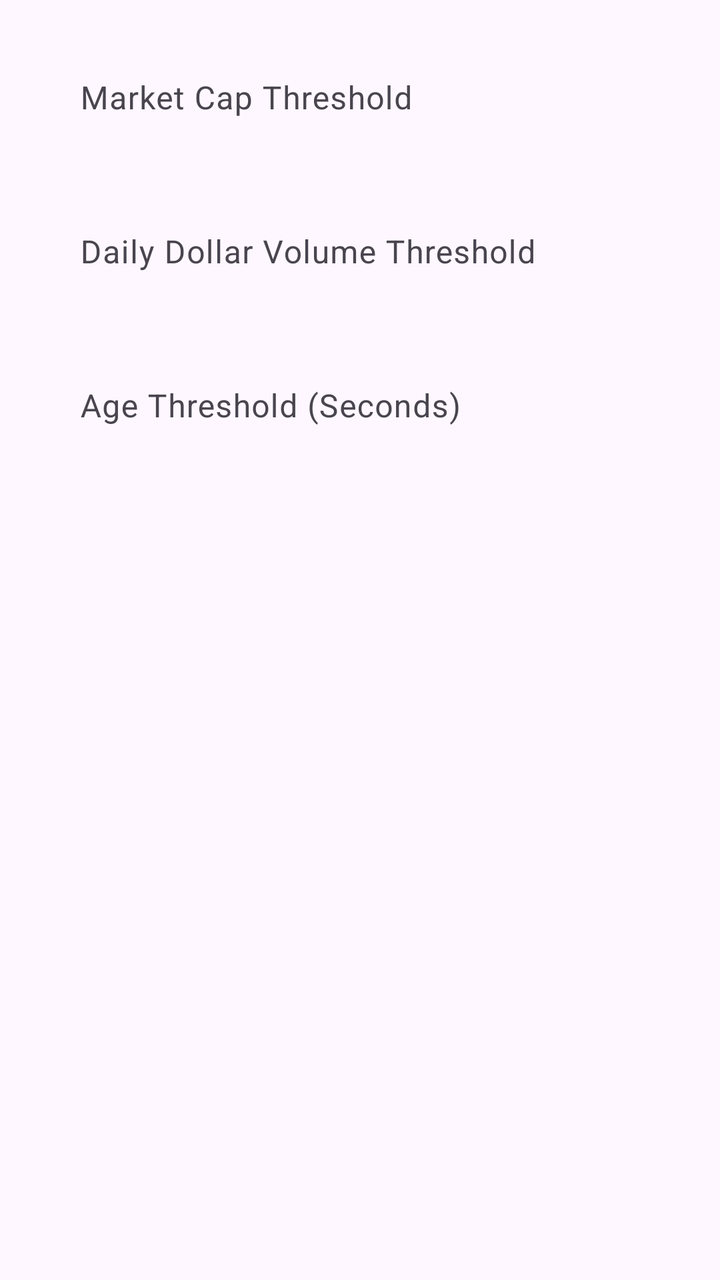
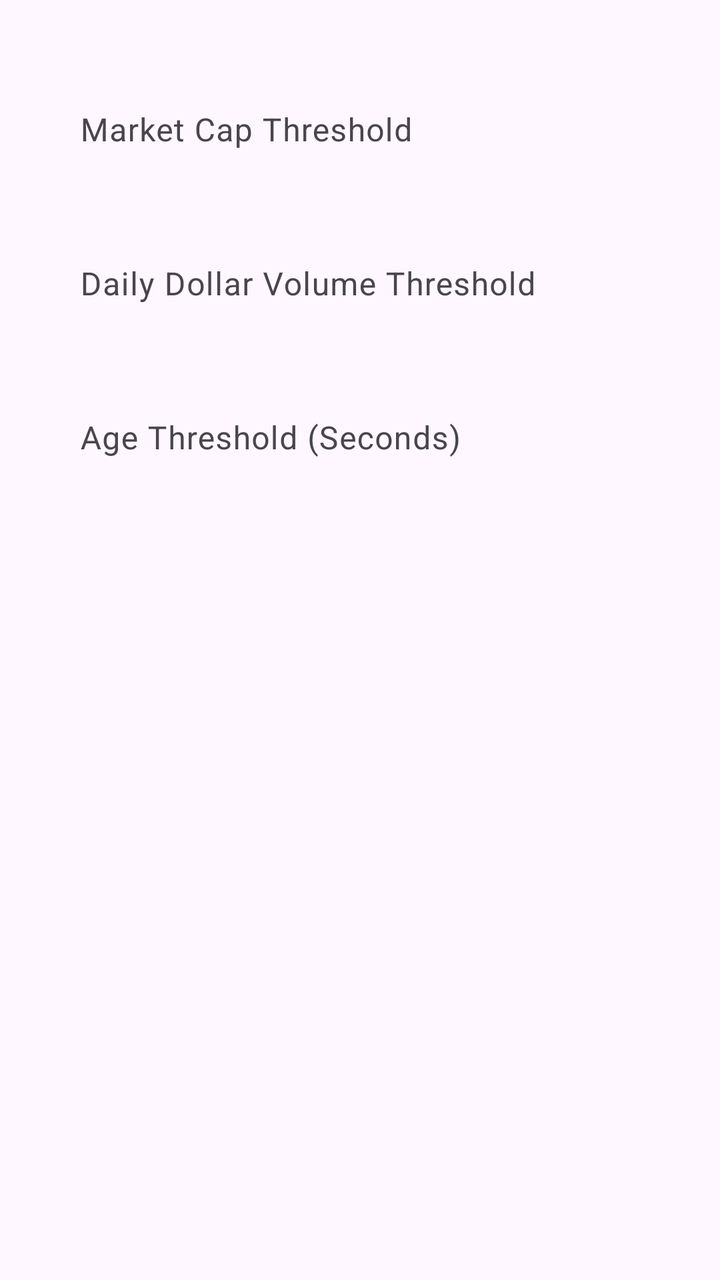

Screens rendered from an Android XML layout before and after an edit, with the pre-edit source and the edit as a unified diff.
<!-- AndroidManifest.xml: application theme Theme.Investment -->
<!-- res/layout/dialog_thresholds.xml -->
<?xml version="1.0" encoding="utf-8"?>
<LinearLayout xmlns:android="http://schemas.android.com/apk/res/android"
    xmlns:app="http://schemas.android.com/apk/res-auto"
    android:layout_width="match_parent"
    android:layout_height="wrap_content"
    android:orientation="vertical"
    android:paddingHorizontal="24dp"
    android:paddingVertical="16dp">

    <com.google.android.material.textfield.TextInputLayout
        android:layout_width="match_parent"
        android:layout_height="wrap_content"
        android:orientation="horizontal"
        android:layout_marginBottom="16dp"
        app:endIconMode="clear_text">

        <com.google.android.material.textfield.TextInputEditText
            android:id="@+id/marketCapThresholdInput"
            android:layout_width="match_parent"
            android:layout_height="match_parent"
            android:hint="@string/market_cap_threshold"
            android:textColorHint="@color/off_white"
            android:textColor="@color/white"
            android:background="@color/transparent"
            android:inputType="number"
            android:maxLines="1"
            android:paddingStart="16dp"
            android:paddingEnd="16dp"
            android:importantForAutofill="no" />

    </com.google.android.material.textfield.TextInputLayout>

    <com.google.android.material.textfield.TextInputLayout
        android:layout_width="match_parent"
        android:layout_height="wrap_content"
        android:orientation="horizontal"
        android:layout_marginBottom="16dp"
        app:endIconMode="clear_text">

        <com.google.android.material.textfield.TextInputEditText
            android:id="@+id/dailyDollarVolumeThresholdInput"
            android:layout_width="match_parent"
            android:layout_height="match_parent"
            android:hint="@string/daily_dollar_volume_threshold"
            android:textColorHint="@color/off_white"
            android:textColor="@color/white"
            android:background="@color/transparent"
            android:inputType="number"
            android:maxLines="1"
            android:paddingStart="16dp"
            android:paddingEnd="16dp"
            android:importantForAutofill="no" />

    </com.google.android.material.textfield.TextInputLayout>

    <com.google.android.material.textfield.TextInputLayout
        android:layout_width="match_parent"
        android:layout_height="wrap_content"
        android:orientation="horizontal"
        app:endIconMode="clear_text">

        <com.google.android.material.textfield.TextInputEditText
            android:id="@+id/ageInSecondsThresholdInput"
            android:layout_width="match_parent"
            android:layout_height="match_parent"
            android:hint="@string/age_in_seconds_threshold"
            android:textColorHint="@color/off_white"
            android:textColor="@color/white"
            android:background="@color/transparent"
            android:inputType="number"
            android:maxLines="1"
            android:paddingStart="16dp"
            android:paddingEnd="16dp"
            android:importantForAutofill="no" />

    </com.google.android.material.textfield.TextInputLayout>
</LinearLayout>
<!-- resources referenced by this layout -->
<resources>
  <color name="off_white">#E0E0E0</color>
  <color name="transparent">#00000000</color>
  <color name="white">#FFF</color>
  <string name="age_in_seconds_threshold">Age Threshold (Seconds)</string>
  <string name="daily_dollar_volume_threshold">Daily Dollar Volume Threshold</string>
  <string name="market_cap_threshold">Market Cap Threshold</string>
  <style name="Theme.Investment" parent="Theme.Material3.DayNight.NoActionBar">
          
          <item name="colorPrimary">@color/white</item>
          <item name="colorPrimaryVariant">@color/black</item>
          <item name="colorOnPrimary">@color/black</item>
          
          <item name="colorSecondary">@color/white</item>
          <item name="colorSecondaryVariant">@color/black</item>
          <item name="colorOnSecondary">@color/black</item>
      </style>
  <color name="black">#000</color>
</resources>

<!-- the commit's change to res/layout/dialog_thresholds.xml (unified diff, before → after) -->
@@ -11,7 +11,7 @@
         android:layout_width="match_parent"
         android:layout_height="wrap_content"
         android:orientation="horizontal"
-        android:layout_marginBottom="16dp"
+        android:layout_marginTop="16dp"
         app:endIconMode="clear_text">
 
         <com.google.android.material.textfield.TextInputEditText
@@ -22,10 +22,9 @@
             android:textColorHint="@color/off_white"
             android:textColor="@color/white"
             android:background="@color/transparent"
-            android:inputType="number"
+            android:inputType="numberDecimal"
             android:maxLines="1"
-            android:paddingStart="16dp"
-            android:paddingEnd="16dp"
+            android:paddingHorizontal="16dp"
             android:importantForAutofill="no" />
 
     </com.google.android.material.textfield.TextInputLayout>
@@ -34,7 +33,7 @@
         android:layout_width="match_parent"
         android:layout_height="wrap_content"
         android:orientation="horizontal"
-        android:layout_marginBottom="16dp"
+        android:layout_marginTop="16dp"
         app:endIconMode="clear_text">
 
         <com.google.android.material.textfield.TextInputEditText
@@ -45,10 +44,9 @@
             android:textColorHint="@color/off_white"
             android:textColor="@color/white"
             android:background="@color/transparent"
-            android:inputType="number"
+            android:inputType="numberDecimal"
             android:maxLines="1"
-            android:paddingStart="16dp"
-            android:paddingEnd="16dp"
+            android:paddingHorizontal="16dp"
             android:importantForAutofill="no" />
 
     </com.google.android.material.textfield.TextInputLayout>
@@ -57,6 +55,7 @@
         android:layout_width="match_parent"
         android:layout_height="wrap_content"
         android:orientation="horizontal"
+        android:layout_marginTop="16dp"
         app:endIconMode="clear_text">
 
         <com.google.android.material.textfield.TextInputEditText
@@ -67,10 +66,9 @@
             android:textColorHint="@color/off_white"
             android:textColor="@color/white"
             android:background="@color/transparent"
-            android:inputType="number"
+            android:inputType="numberDecimal"
             android:maxLines="1"
-            android:paddingStart="16dp"
-            android:paddingEnd="16dp"
+            android:paddingHorizontal="16dp"
             android:importantForAutofill="no" />
 
     </com.google.android.material.textfield.TextInputLayout>
